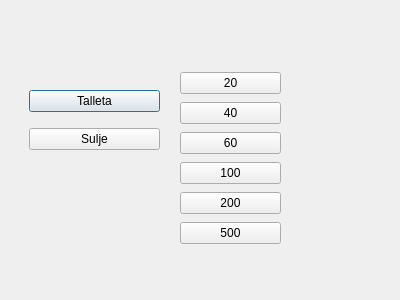
Before: the Qt Designer form bankautomat/talleta_rahaa.ui in banksimul2022/group5, drawn with Qt 5.
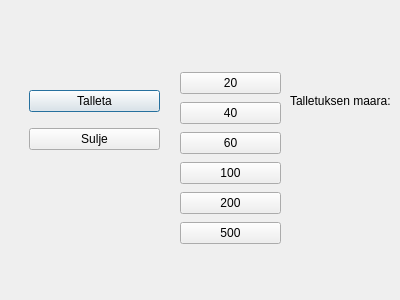
After: the same form once the commit is applied.

The edit to the form file:
```diff
--- a/bankautomat/talleta_rahaa.ui
+++ b/bankautomat/talleta_rahaa.ui
@@ -111,6 +111,19 @@
     <string/>
    </property>
   </widget>
+  <widget class="QLabel" name="label">
+   <property name="geometry">
+    <rect>
+     <x>290</x>
+     <y>90</y>
+     <width>101</width>
+     <height>21</height>
+    </rect>
+   </property>
+   <property name="text">
+    <string>Talletuksen maara:</string>
+   </property>
+  </widget>
  </widget>
  <resources/>
  <connections/>
```
